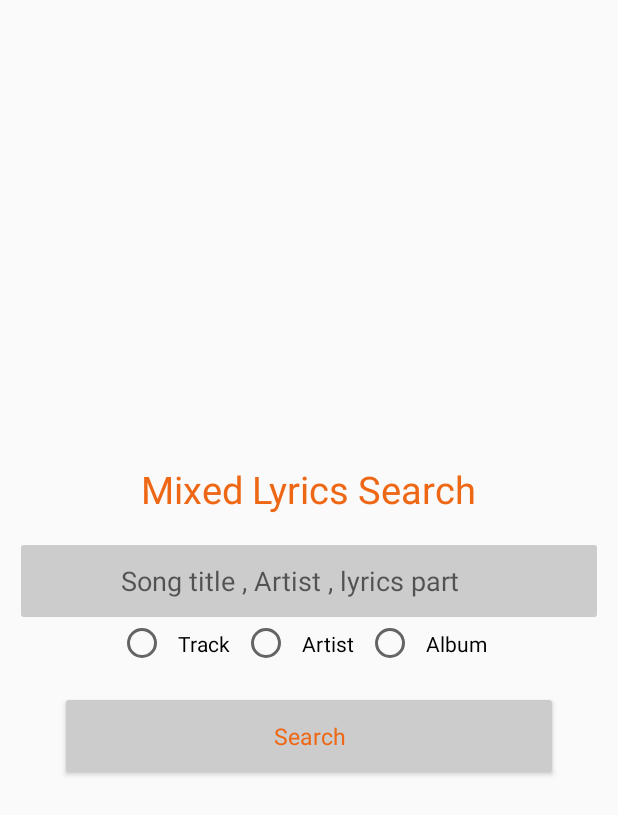
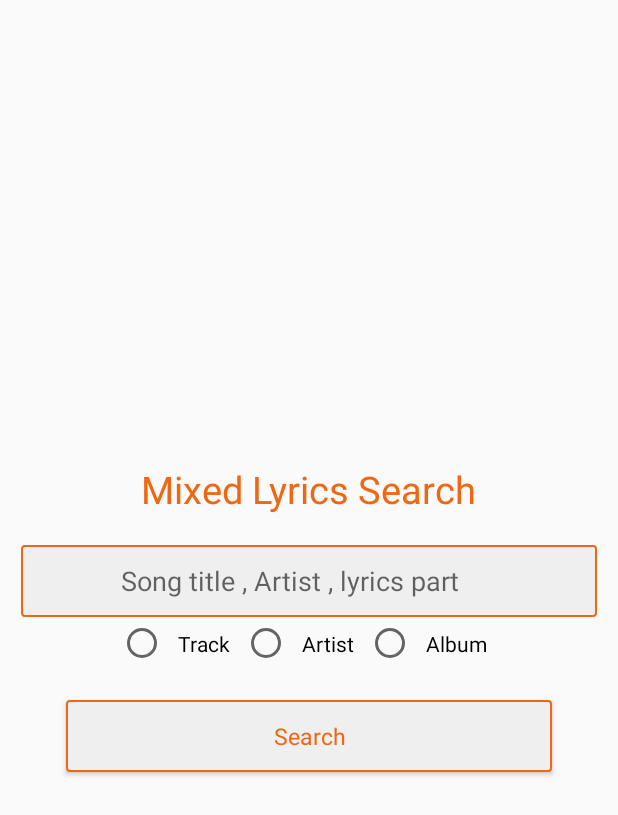
Before and after one commit to bxute/MLS, an Android app: the screen it shows after launch (Home), on a phone screen of 412 x 824 dp. Shown: the top 815 px of the screen. Run offline under Robolectric (Android 15) with nearby library versions, the light colour scheme and no system bars.

Commit message:
search btn changes

```diff
--- a/app/src/main/res/drawable/home_search.xml
+++ b/app/src/main/res/drawable/home_search.xml
@@ -4,6 +4,6 @@
     xmlns:android="http://schemas.android.com/apk/res/android" >
     <size android:width="200dp" android:height="48dp"/>
     <corners android:radius="2dp"/>
-    <solid android:color="#cccccc"/>
-    <stroke android:color="@color/PrimaryColor" android:width="0dp"/>
+    <solid android:color="#efefef"/>
+    <stroke android:color="@color/PrimaryColor" android:width="1dp"/>
 </shape>
```
Also changed, not shown: 2 other files.
